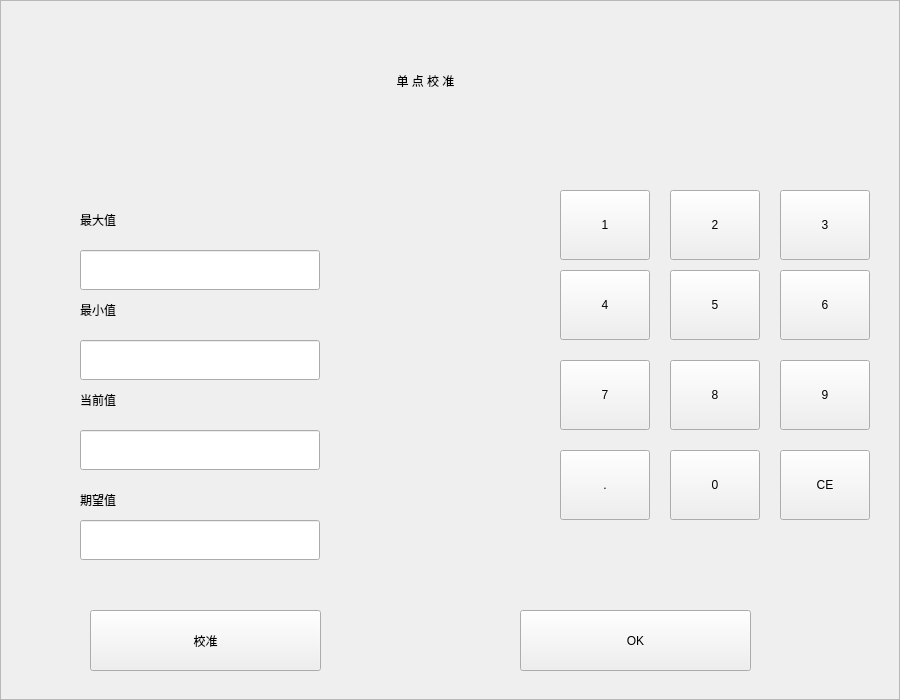
The window that simpleadjust.ui (thewayI/tiny4412) describes before a commit, drawn with Qt 5.
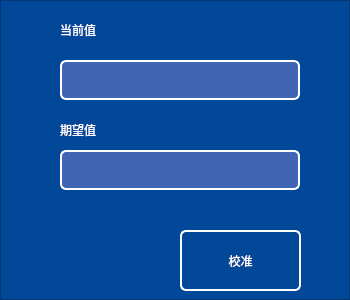
The same window after the commit. Icons and pictures are not drawn.

```diff
--- a/simpleadjust.ui
+++ b/simpleadjust.ui
@@ -6,8 +6,8 @@
    <rect>
     <x>0</x>
     <y>0</y>
-    <width>900</width>
-    <height>700</height>
+    <width>350</width>
+    <height>300</height>
    </rect>
   </property>
   <property name="windowTitle">
@@ -189,7 +189,7 @@
    <property name="geometry">
     <rect>
      <x>80</x>
-     <y>250</y>
+     <y>400</y>
      <width>240</width>
      <height>40</height>
     </rect>
@@ -198,12 +198,21 @@
   <widget class="QLineEdit" name="lineEdit_current">
    <property name="geometry">
     <rect>
-     <x>80</x>
-     <y>430</y>
+     <x>60</x>
+     <y>60</y>
      <width>240</width>
      <height>40</height>
     </rect>
    </property>
+   <property name="styleSheet">
+    <string notr="true">border-top-left-radius:6px;
+color: rgb(255, 255, 255);
+border:2px solid rgb(255, 255, 255);
+background-color: rgb(64, 101, 178);
+border-top-right-radius:6px;
+border-bottom-left-radius:6px;
+border-bottom-right-radius:6px;</string>
+   </property>
   </widget>
   <widget class="QLineEdit" name="lineEdit_min">
    <property name="geometry">
@@ -229,7 +238,7 @@
    <property name="geometry">
     <rect>
      <x>80</x>
-     <y>200</y>
+     <y>370</y>
      <width>151</width>
      <height>40</height>
     </rect>
@@ -254,12 +263,15 @@
   <widget class="QLabel" name="label_3">
    <property name="geometry">
     <rect>
-     <x>80</x>
-     <y>380</y>
+     <x>60</x>
+     <y>10</y>
      <width>151</width>
      <height>40</height>
     </rect>
    </property>
+   <property name="styleSheet">
+    <string notr="true">color: rgb(255, 255, 255);</string>
+   </property>
    <property name="text">
     <string>当前值</string>
    </property>
@@ -267,12 +279,15 @@
   <widget class="QLabel" name="label_4">
    <property name="geometry">
     <rect>
-     <x>80</x>
-     <y>480</y>
+     <x>60</x>
+     <y>110</y>
      <width>151</width>
      <height>40</height>
     </rect>
    </property>
+   <property name="styleSheet">
+    <string notr="true">color: rgb(255, 255, 255);</string>
+   </property>
    <property name="text">
     <string>期望值</string>
    </property>
@@ -295,12 +310,12 @@
     <rect>
      <x>0</x>
      <y>0</y>
-     <width>900</width>
-     <height>700</height>
+     <width>350</width>
+     <height>300</height>
     </rect>
    </property>
    <property name="styleSheet">
-    <string notr="true">border-image: url(:/new/prefix1/image/bg_05.png);</string>
+    <string notr="true">background-color: rgb(2, 72, 152);</string>
    </property>
    <property name="frameShape">
     <enum>QFrame::StyledPanel</enum>
@@ -308,21 +323,52 @@
    <property name="frameShadow">
     <enum>QFrame::Raised</enum>
    </property>
-   <zorder>btn_ok_2</zorder>
   </widget>
   <widget class="QPushButton" name="btn_ok_2">
    <property name="geometry">
     <rect>
-     <x>90</x>
-     <y>610</y>
-     <width>231</width>
+     <x>180</x>
+     <y>230</y>
+     <width>121</width>
      <height>61</height>
     </rect>
    </property>
+   <property name="styleSheet">
+    <string notr="true">border:2px solid rgb(255, 255, 255);
+color: rgb(255, 255, 255);
+color: rgb(255, 255, 255);
+border-top-left-radius:6px;
+border-top-right-radius:6px;
+border-bottom-left-radius:6px;
+border-bottom-right-radius:6px;
+</string>
+   </property>
    <property name="text">
     <string>校准</string>
    </property>
   </widget>
+  <widget class="QPushButton" name="btn_ok_3">
+   <property name="geometry">
+    <rect>
+     <x>60</x>
+     <y>150</y>
+     <width>240</width>
+     <height>40</height>
+    </rect>
+   </property>
+   <property name="styleSheet">
+    <string notr="true">border-top-left-radius:6px;
+color: rgb(255, 255, 255);
+border:2px solid rgb(255, 255, 255);
+background-color: rgb(64, 101, 178);
+border-top-right-radius:6px;
+border-bottom-left-radius:6px;
+border-bottom-right-radius:6px;</string>
+   </property>
+   <property name="text">
+    <string/>
+   </property>
+  </widget>
   <zorder>frame</zorder>
   <zorder>btn_num_1</zorder>
   <zorder>btn_num_2</zorder>
@@ -347,6 +393,7 @@
   <zorder>label_4</zorder>
   <zorder>btn_ok</zorder>
   <zorder>btn_ok_2</zorder>
+  <zorder>btn_ok_3</zorder>
  </widget>
  <resources/>
  <connections/>
```
